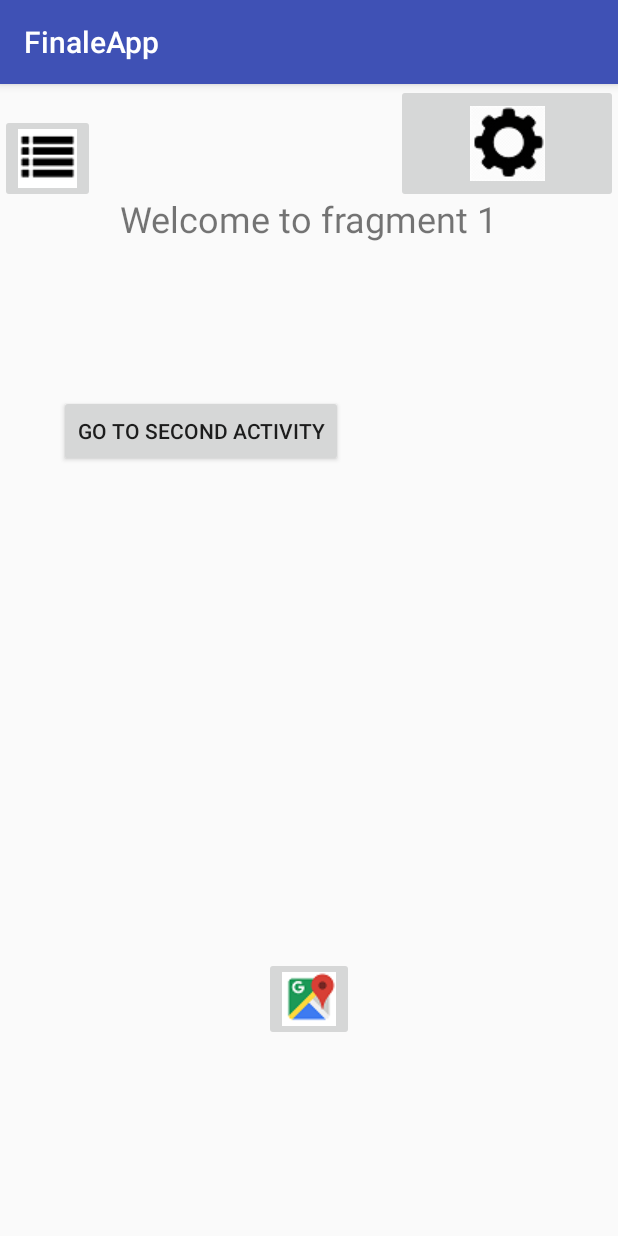
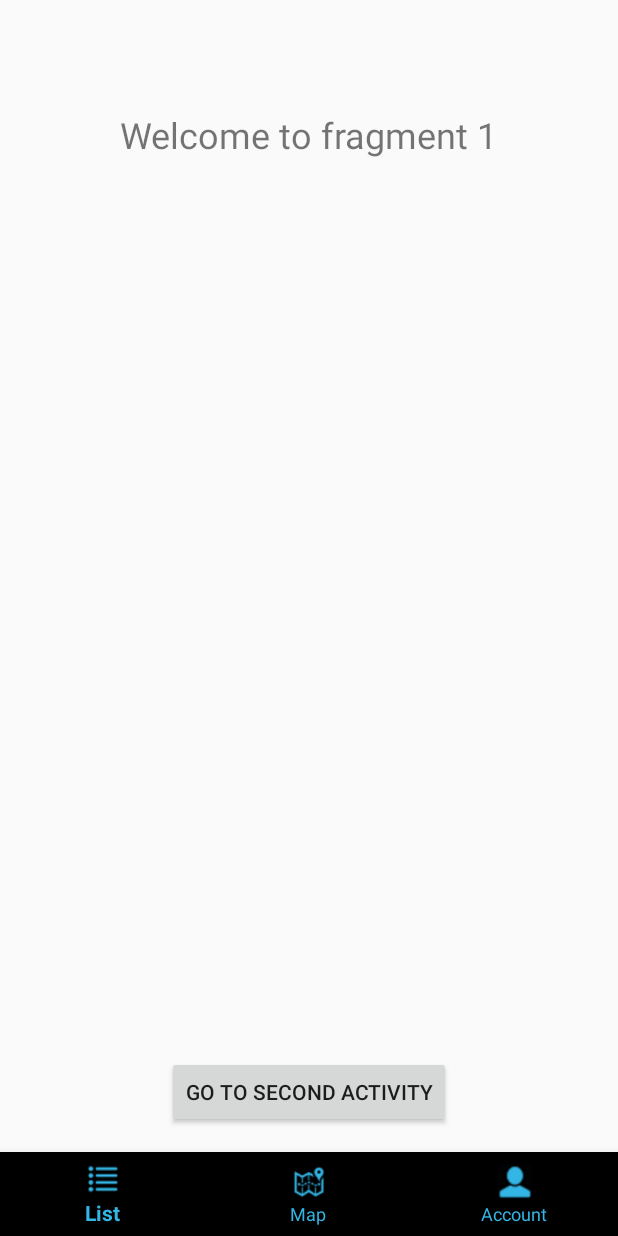
Before and after one commit to Hallur20/AndroidExamApp, an Android app: the Fragment1 screen opened directly, with no data from a screen before it, on a phone screen of 412 x 824 dp. Run offline under Robolectric (Android 15) with nearby library versions, the phone set to English and light mode, and no system bars; 2 statements that could not run were skipped.

Commit message:
added new project with nav bar

```diff
--- a/FinaleApp/app/src/main/java/com/example/hvn15/finaleapp/Fragment1.java
+++ b/FinaleApp/app/src/main/java/com/example/hvn15/finaleapp/Fragment1.java
@@ -2,10 +2,13 @@ package com.example.hvn15.finaleapp;
 
 import android.content.Intent;
 import android.os.Bundle;
+import android.support.annotation.NonNull;
 import android.support.annotation.Nullable;
+import android.support.design.widget.BottomNavigationView;
 import android.support.v4.app.Fragment;
 import android.util.Log;
 import android.view.LayoutInflater;
+import android.view.MenuItem;
 import android.view.View;
 import android.view.ViewGroup;
 import android.widget.Button;
@@ -19,9 +22,6 @@ public class Fragment1 extends Fragment {
 
     private static final String Tag = "Fragment1";
 
-    private ImageButton btnNavFrag1;
-    private ImageButton btnNavFrag2;
-    private ImageButton btnNavFrag3;
     private Button btnNavSecondActivity;
 
     @Nullable
@@ -29,36 +29,24 @@ public class Fragment1 extends Fragment {
     public View onCreateView(LayoutInflater inflater, @Nullable ViewGroup container, @Nullable Bundle savedInstanceState) {
         View view = inflater.inflate(R.layout.fragment1_layout, container, false);
 
-     btnNavFrag1 = (ImageButton) view.findViewById(R.id.btnNavFrag1);
-        btnNavFrag2 = (ImageButton) view.findViewById(R.id.btnNavFrag2);
-        btnNavFrag3 = (ImageButton) view.findViewById(R.id.btnNavFrag3);
+        BottomNavigationView bottomNavigationView = view.findViewById(R.id.bottom_navigation);
         btnNavSecondActivity = (Button) view.findViewById(R.id.btnNavSecondActivity);
-        Log.d(TAG, "onCreateView: Started");
-        btnNavFrag1.setOnClickListener(new View.OnClickListener() {
+
+        bottomNavigationView.setOnNavigationItemSelectedListener(new BottomNavigationView.OnNavigationItemSelectedListener() {
             @Override
-            public void onClick(View view) {
-                Toast.makeText(getActivity(), "Going to Fragment 1", Toast.LENGTH_SHORT).show();
-                //Navigate to fragment method called
-                // ((LoggedIn)getActivity()).hej.toString() Good solution to retrieve a string from another fragment.
-
-
-                ((LoggedIn)getActivity()).setViewPager(0);
-            }
-        });
-        btnNavFrag2.setOnClickListener(new View.OnClickListener() {
-            @Override
-            public void onClick(View view) {
-                Toast.makeText(getActivity(), "Going to Fragment 2", Toast.LENGTH_SHORT).show();
-                //Navigate to fragment method called
-                ((LoggedIn)getActivity()).setViewPager(1);
-            }
-        });
-        btnNavFrag3.setOnClickListener(new View.OnClickListener() {
-            @Override
-            public void onClick(View view) {
-                Toast.makeText(getActivity(), "Going to Fragment 3", Toast.LENGTH_SHORT).show();
-                //Navigate to fragment method called
-                ((LoggedIn)getActivity()).setViewPager(2);
+            public boolean onNavigationItemSelected(@NonNull MenuItem item) {
+                switch(item.getItemId()){
+                    case R.id.action_list:
+                        ((LoggedIn)getActivity()).setViewPager(0);
+                        break;
+                    case R.id.action_map:
+                        ((LoggedIn)getActivity()).setViewPager(1);
+                        break;
+                    case R.id.action_account:
+                        ((LoggedIn)getActivity()).setViewPager(2);
+                        break;
+                }
+                return true;
             }
         });
         btnNavSecondActivity.setOnClickListener(new View.OnClickListener() {
--- a/FinaleApp/app/src/main/java/com/example/hvn15/finaleapp/Fragment2.java
+++ b/FinaleApp/app/src/main/java/com/example/hvn15/finaleapp/Fragment2.java
@@ -2,10 +2,13 @@ package com.example.hvn15.finaleapp;
 
 import android.content.Intent;
 import android.os.Bundle;
+import android.support.annotation.NonNull;
 import android.support.annotation.Nullable;
+import android.support.design.widget.BottomNavigationView;
 import android.support.v4.app.Fragment;
 import android.util.Log;
 import android.view.LayoutInflater;
+import android.view.MenuItem;
 import android.view.View;
 import android.view.ViewGroup;
 import android.widget.Button;
@@ -16,44 +19,34 @@ import static android.content.ContentValues.TAG;
 
 public class Fragment2 extends Fragment {
 
+
     private static final String Tag = "Fragment1";
 
-    private ImageButton btnNavFrag1;
-    private ImageButton btnNavFrag2;
-    private ImageButton btnNavFrag3;
     private Button btnNavSecondActivity;
 
     @Nullable
     @Override
     public View onCreateView(LayoutInflater inflater, @Nullable ViewGroup container, @Nullable Bundle savedInstanceState) {
         View view = inflater.inflate(R.layout.fragment2_layout, container, false);
-     btnNavFrag1 = (ImageButton) view.findViewById(R.id.btnNavFrag1);
-        btnNavFrag2 = (ImageButton) view.findViewById(R.id.btnNavFrag2);
-        btnNavFrag3 = (ImageButton) view.findViewById(R.id.btnNavFrag3);
+
+        BottomNavigationView bottomNavigationView = view.findViewById(R.id.bottom_navigation);
         btnNavSecondActivity = (Button) view.findViewById(R.id.btnNavSecondActivity);
-        Log.d(TAG, "onCreateView: Started");
-        btnNavFrag1.setOnClickListener(new View.OnClickListener() {
+
+        bottomNavigationView.setOnNavigationItemSelectedListener(new BottomNavigationView.OnNavigationItemSelectedListener() {
             @Override
-            public void onClick(View view) {
-                Toast.makeText(getActivity(), "Going to Fragment 1", Toast.LENGTH_SHORT).show();
-                //Navigate to fragment method called
-                ((LoggedIn)getActivity()).setViewPager(0);
-            }
-        });
-        btnNavFrag2.setOnClickListener(new View.OnClickListener() {
-            @Override
-            public void onClick(View view) {
-                Toast.makeText(getActivity(), "Going to Fragment 2", Toast.LENGTH_SHORT).show();
-                //Navigate to fragment method called
-                ((LoggedIn)getActivity()).setViewPager(1);
-            }
-        });
-        btnNavFrag3.setOnClickListener(new View.OnClickListener() {
-            @Override
-            public void onClick(View view) {
-                Toast.makeText(getActivity(), "Going to Fragment 3", Toast.LENGTH_SHORT).show();
-                //Navigate to fragment method called
-                ((LoggedIn)getActivity()).setViewPager(2);
+            public boolean onNavigationItemSelected(@NonNull MenuItem item) {
+                switch(item.getItemId()){
+                    case R.id.action_list:
+                        ((LoggedIn)getActivity()).setViewPager(0);
+                        break;
+                    case R.id.action_map:
+                        ((LoggedIn)getActivity()).setViewPager(1);
+                        break;
+                    case R.id.action_account:
+                        ((LoggedIn)getActivity()).setViewPager(2);
+                        break;
+                }
+                return true;
             }
         });
         btnNavSecondActivity.setOnClickListener(new View.OnClickListener() {
--- /dev/null
+++ b/FinaleApp/app/src/main/res/drawable/nav_item_color_state.xml
@@ -0,0 +1,5 @@
+<?xml version="1.0" encoding="utf-8"?>
+<selector xmlns:android="http://schemas.android.com/apk/res/android">
+<item android:color="@android:color/holo_blue_light" android:state_enabled="true"/>
+    <item android:color="@color/colorPrimaryDark" android:state_enabled="false"/>
+</selector>
--- a/FinaleApp/app/src/main/res/layout/fragment1_layout.xml
+++ b/FinaleApp/app/src/main/res/layout/fragment1_layout.xml
@@ -3,32 +3,6 @@
     xmlns:app="http://schemas.android.com/apk/res-auto"
     android:orientation="vertical" android:layout_width="match_parent"
     android:layout_height="match_parent">
-
-    <ImageButton
-        android:id="@+id/btnNavFrag1"
-        android:layout_width="wrap_content"
-        android:layout_height="wrap_content"
-        android:layout_alignParentStart="true"
-        android:layout_alignParentTop="true"
-        android:layout_marginTop="20dp"
-        app:srcCompat="@drawable/listicon" />
-
-    <ImageButton
-        android:id="@+id/btnNavFrag2"
-        android:layout_width="wrap_content"
-        android:layout_height="wrap_content"
-        android:layout_alignParentBottom="true"
-        android:layout_centerHorizontal="true"
-        android:layout_marginBottom="130dp"
-        app:srcCompat="@drawable/mapicon" />
-
-    <ImageButton
-        android:id="@+id/btnNavFrag3"
-        android:layout_width="148dp"
-        android:layout_height="132dp"
-        android:layout_alignBottom="@+id/btnNavFrag1"
-        android:layout_alignParentEnd="true"
-        app:srcCompat="@drawable/accounticon" />
 
     <TextView
         android:id="@+id/textTitle"
@@ -44,10 +18,19 @@
         android:id="@+id/btnNavSecondActivity"
         android:layout_width="wrap_content"
         android:layout_height="wrap_content"
-        android:layout_alignParentStart="true"
-        android:layout_alignParentTop="true"
-        android:layout_marginStart="39dp"
-        android:layout_marginTop="207dp"
+        android:layout_alignParentBottom="true"
+        android:layout_centerHorizontal="true"
+        android:layout_marginBottom="72dp"
         android:text="Go to second Activity" />
 
+    <android.support.design.widget.BottomNavigationView
+        android:id="@+id/bottom_navigation"
+        android:layout_width="match_parent"
+        android:layout_height="wrap_content"
+        android:layout_alignParentBottom="true"
+        android:layout_alignParentStart="true"
+        app:itemIconTint="@drawable/nav_item_color_state"
+        app:itemTextColor="@drawable/nav_item_color_state"
+        app:menu="@menu/bottom_navigation_main"
+        android:layout_alignParentLeft="true" />
 </RelativeLayout>
--- /dev/null
+++ b/FinaleApp/app/src/main/res/menu/bottom_navigation_main.xml
@@ -0,0 +1,23 @@
+<?xml version="1.0" encoding="utf-8"?>
+<menu xmlns:android="http://schemas.android.com/apk/res/android"
+    xmlns:app="http://schemas.android.com/apk/res/res-auto"
+    >
+    <item
+        android:id="@+id/action_list"
+        android:enabled="true"
+        android:icon="@drawable/listicon"
+        android:title="List"
+        />
+    <item
+        android:id="@+id/action_map"
+        android:enabled="true"
+        android:icon="@drawable/mapicon"
+        android:title="Map"
+        />
+    <item
+        android:id="@+id/action_account"
+        android:enabled="true"
+        android:icon="@drawable/accounticon"
+        android:title="Account"
+        />
+</menu>
--- a/FinaleApp/app/src/main/res/values/colors.xml
+++ b/FinaleApp/app/src/main/res/values/colors.xml
@@ -1,6 +1,6 @@
 <?xml version="1.0" encoding="utf-8"?>
 <resources>
-    <color name="colorPrimary">#3F51B5</color>
-    <color name="colorPrimaryDark">#303F9F</color>
-    <color name="colorAccent">#FF4081</color>
+    <color name="colorPrimary">#009688</color>
+    <color name="colorPrimaryDark">#00695c</color>
+    <color name="colorAccent">#b2dfbd</color>
 </resources>
--- a/FinaleApp/app/src/main/res/values/styles.xml
+++ b/FinaleApp/app/src/main/res/values/styles.xml
@@ -1,7 +1,7 @@
 <resources>
 
     <!-- Base application theme. -->
-    <style name="AppTheme" parent="Theme.AppCompat.Light.DarkActionBar">
+    <style name="AppTheme" parent="Theme.AppCompat.Light.NoActionBar">
         <!-- Customize your theme here. -->
         <item name="colorPrimary">@color/colorPrimary</item>
         <item name="colorPrimaryDark">@color/colorPrimaryDark</item>
--- a/FinaleApp/build.gradle
+++ b/FinaleApp/build.gradle
@@ -7,7 +7,7 @@ buildscript {
         jcenter()
     }
     dependencies {
-        classpath 'com.android.tools.build:gradle:3.1.0'
+        classpath 'com.android.tools.build:gradle:3.1.1'
 
 
         // NOTE: Do not place your application dependencies here; they belong
```
Also changed, not shown: FinaleApp/app/src/main/java/com/example/hvn15/finaleapp/Fragment3.java (+21 -28 lines), FinaleApp/app/src/main/res/layout/fragment2_layout.xml (+11 -28 lines), FinaleApp/app/src/main/res/layout/fragment3_layout.xml (+10 -27 lines), FinaleApp/app/src/main/res/drawable/accounticon.png, FinaleApp/app/src/main/res/drawable/listicon.png, FinaleApp/app/src/main/res/drawable/mapicon.png.
